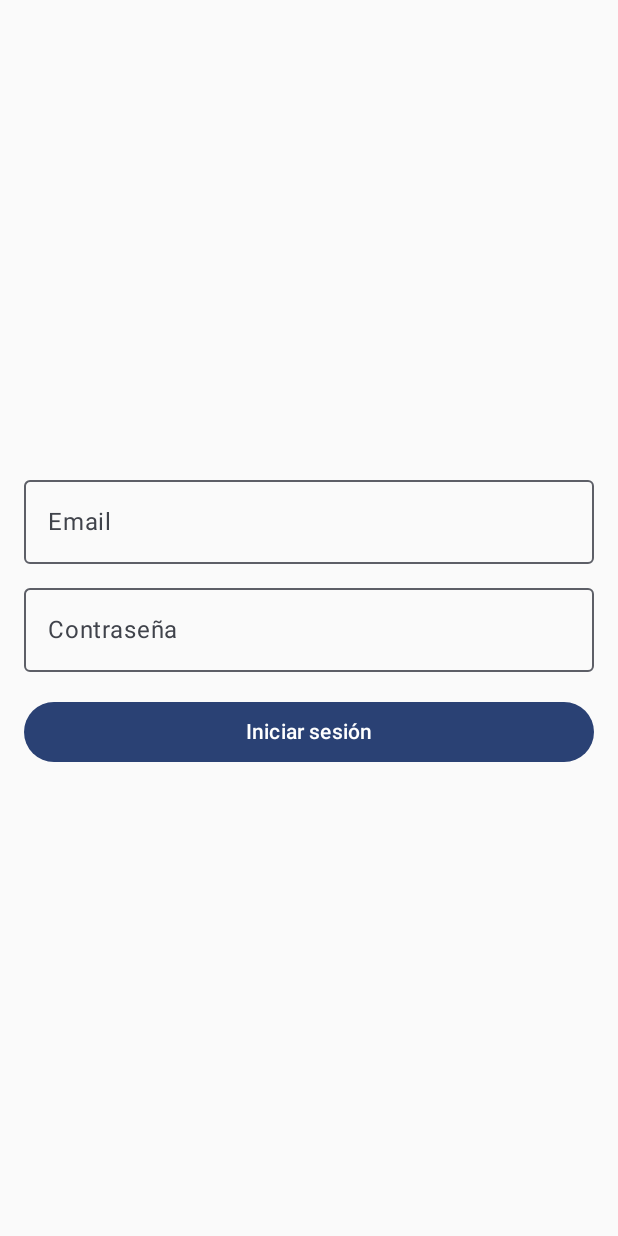
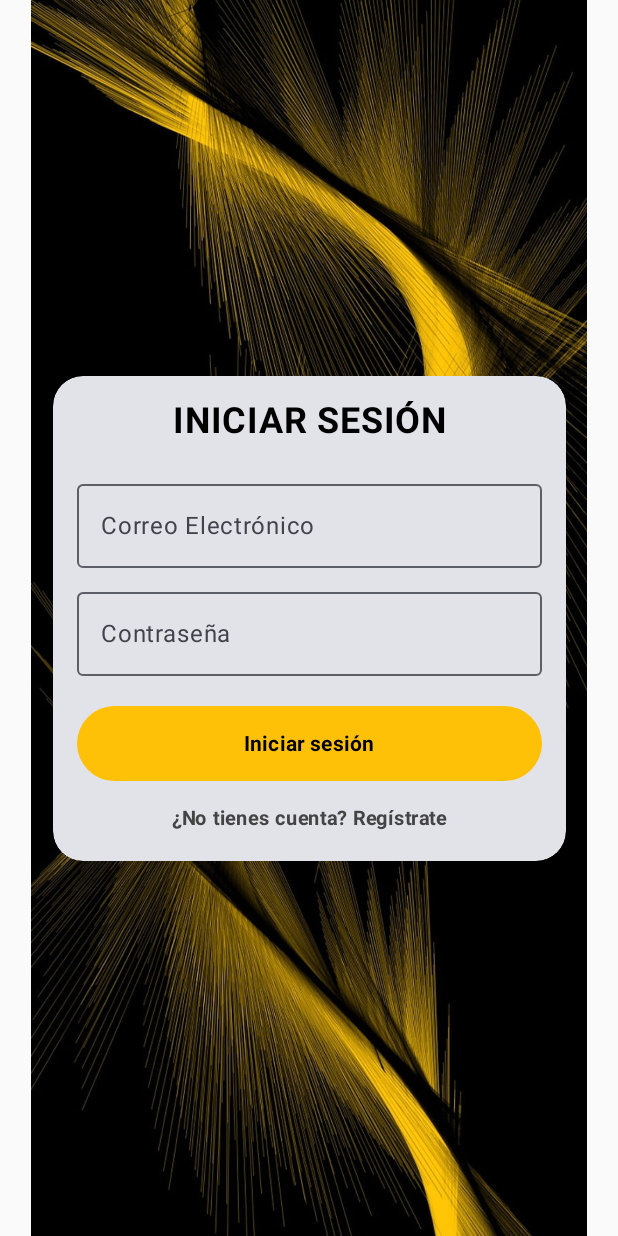
Before and after one commit to LaTruchaEspacial/TShirtShop, an Android app built with Jetpack Compose: the LoginActivity screen opened directly, with no data from a screen before it, on a phone screen of 412 x 824 dp. Run offline under Robolectric (Android 15) with nearby library versions, the phone set to English and light mode, and no system bars; our stand-ins replace Firebase (no records; nobody signed in at launch, a user with empty details on screens opened directly).

Commit message:
Estilos de la pagina de login demas de añadir boton para cambiar entre registro e inicio de sesion

```diff
--- a/app/src/main/java/crm/t_shirtshop/comun_screens/LoginActivity.kt
+++ b/app/src/main/java/crm/t_shirtshop/comun_screens/LoginActivity.kt
@@ -5,18 +5,29 @@ import android.os.Bundle
 import android.widget.Toast
 import androidx.activity.ComponentActivity
 import androidx.activity.compose.setContent
+import androidx.compose.foundation.Image
+import androidx.compose.foundation.clickable
 import androidx.compose.foundation.layout.*
-
+import androidx.compose.foundation.shape.RoundedCornerShape
 import androidx.compose.material3.Button
+import androidx.compose.material3.ButtonDefaults
 import androidx.compose.material3.OutlinedTextField
 import androidx.compose.material3.Text
 import androidx.compose.runtime.*
 import androidx.compose.ui.Alignment
 import androidx.compose.ui.Modifier
+import androidx.compose.ui.draw.clip
+import androidx.compose.ui.graphics.Color
+import androidx.compose.ui.res.painterResource
+import androidx.compose.ui.text.font.FontWeight
+import androidx.compose.ui.text.style.TextAlign
 import androidx.compose.ui.unit.dp
+import androidx.compose.ui.unit.sp
 import crm.t_shirtshop.auth.Auth
 import crm.t_shirtshop.client_screens.HomeActivity
 import crm.t_shirtshop.ui.theme.TShirtShopTheme
+import crm.t_shirtshop.R
+import crm.t_shirtshop.comun_screens.RegisterActivity
 
 class LoginActivity : ComponentActivity() {
 
@@ -36,6 +47,9 @@ class LoginActivity : ComponentActivity() {
                                 Toast.makeText(this, message ?: "Error al iniciar sesión", Toast.LENGTH_LONG).show()
                             }
                         }
+                    },
+                    onRegisterClick = {
+                        startActivity(Intent(this, RegisterActivity::class.java))
                     }
                 )
             }
@@ -44,36 +58,92 @@ class LoginActivity : ComponentActivity() {
 }
 
 @Composable
-fun LoginScreen(onLogin: (String, String) -> Unit) {
+fun LoginScreen(onLogin: (String, String) -> Unit, onRegisterClick: () -> Unit) {
     var email by remember { mutableStateOf("") }
     var password by remember { mutableStateOf("") }
 
+    // Imagen de fondo
+    Box(
+        modifier = Modifier
+            .fillMaxSize()
+    ) {
+        Image(
+            painter = painterResource(id = R.drawable.fondo4),
+            contentDescription = null,
+            modifier = Modifier.fillMaxSize()
+        )
+
+        // Tarjeta centrada con el formulario
+        Box(
+            modifier = Modifier
+                .fillMaxSize(),
+            contentAlignment = Alignment.Center
+        ) {
+            androidx.compose.material3.Card(
+                modifier = Modifier
+                    .padding(16.dp)
+                    .clip(RoundedCornerShape(20.dp))
+                    .fillMaxWidth(0.9f),
+                shape = RoundedCornerShape(20.dp),
+            ) {
                 Column(
                     modifier = Modifier
-            .fillMaxSize()
                         .padding(16.dp),
                     verticalArrangement = Arrangement.Center,
                     horizontalAlignment = Alignment.CenterHorizontally
                 ) {
+                    Text(
+                        text = "INICIAR SESIÓN",
+                        fontSize = 24.sp,
+                        fontWeight = FontWeight.Bold,
+                        color = Color.Black,
+                        textAlign = TextAlign.Center,
+                    )
+                    Spacer(modifier = Modifier.height(20.dp))
+
                     OutlinedTextField(
                         value = email,
                         onValueChange = { email = it },
-            label = { Text("Email") },
+                        label = { Text("Correo Electrónico") },
                         modifier = Modifier.fillMaxWidth()
                     )
                     Spacer(modifier = Modifier.height(8.dp))
+
                     OutlinedTextField(
                         value = password,
                         onValueChange = { password = it },
                         label = { Text("Contraseña") },
                         modifier = Modifier.fillMaxWidth()
                     )
-        Spacer(modifier = Modifier.height(16.dp))
+                    Spacer(modifier = Modifier.height(20.dp))
+
                     Button(
                         onClick = { onLogin(email, password) },
-            modifier = Modifier.fillMaxWidth()
+                        colors = ButtonDefaults.buttonColors(containerColor = Color(0xFFFFC107)),
+                        modifier = Modifier
+                            .fillMaxWidth()
+                            .height(50.dp)
+                            .clip(RoundedCornerShape(20.dp))
                     ) {
-            Text("Iniciar sesión")
+                        Text(
+                            text = "Iniciar sesión",
+                            color = Color.Black,
+                            fontWeight = FontWeight.Bold
+                        )
+                    }
+
+                    Spacer(modifier = Modifier.height(13.dp))
+
+                    // Texto para redirigir al registro
+                    Text(
+                        text = "¿No tienes cuenta? Regístrate",
+                        color = Color.DarkGray,
+                        fontSize = 13.sp,
+                        fontWeight = FontWeight.Bold,
+                        modifier = Modifier.clickable { onRegisterClick() }
+                    )
                 }
             }
         }
+    }
+}
--- a/app/src/main/java/crm/t_shirtshop/comun_screens/ProfileActivity.kt
+++ b/app/src/main/java/crm/t_shirtshop/comun_screens/ProfileActivity.kt
@@ -124,7 +124,7 @@ fun ProfileScreen(auth: Auth) {
                 modifier = Modifier
                     .fillMaxHeight()
                     .fillMaxWidth(0.5f)
-                    .background(Color.Yellow)
+                    .background(Color(0xFFFFC107))
                     .align(Alignment.TopStart)
                     .padding(top = 56.dp)
             ) {
--- a/app/src/main/java/crm/t_shirtshop/comun_screens/RegisterActivity.kt
+++ b/app/src/main/java/crm/t_shirtshop/comun_screens/RegisterActivity.kt
@@ -6,7 +6,7 @@ import android.widget.Toast
 import androidx.activity.ComponentActivity
 import androidx.activity.compose.setContent
 import androidx.compose.foundation.Image
-import androidx.compose.foundation.background
+import androidx.compose.foundation.clickable
 import androidx.compose.foundation.layout.*
 import androidx.compose.foundation.shape.RoundedCornerShape
 import androidx.compose.material3.Button
@@ -17,17 +17,17 @@ import androidx.compose.runtime.*
 import androidx.compose.ui.Alignment
 import androidx.compose.ui.Modifier
 import androidx.compose.ui.draw.clip
-import androidx.compose.ui.graphics.Brush
 import androidx.compose.ui.graphics.Color
 import androidx.compose.ui.res.painterResource
+import androidx.compose.ui.text.font.FontWeight
+import androidx.compose.ui.text.style.TextAlign
 import androidx.compose.ui.unit.dp
 import androidx.compose.ui.unit.sp
-import androidx.compose.ui.text.font.FontWeight
-import androidx.compose.ui.text.style.TextAlign
 import crm.t_shirtshop.auth.Auth
 import crm.t_shirtshop.client_screens.HomeActivity
 import crm.t_shirtshop.ui.theme.TShirtShopTheme
 import crm.t_shirtshop.R
+import crm.t_shirtshop.comun_screens.LoginActivity
 
 class RegisterActivity : ComponentActivity() {
 
@@ -47,20 +47,23 @@ class RegisterActivity : ComponentActivity() {
                                 Toast.makeText(this, message ?: "Error al registrarse", Toast.LENGTH_LONG).show()
                             }
                         }
+                    },
+                    onLoginClick = {
+                        startActivity(Intent(this, LoginActivity::class.java))
                     }
                 )
             }
         }
     }
 }
+
 @Composable
-fun RegisterScreen(onRegister: (String, String, String, String) -> Unit) {
+fun RegisterScreen(onRegister: (String, String, String, String) -> Unit, onLoginClick: () -> Unit) {
     var email by remember { mutableStateOf("") }
     var password by remember { mutableStateOf("") }
     var nombre by remember { mutableStateOf("") }
     var apellido by remember { mutableStateOf("") }
 
-    // Imagen de fondo
     Box(
         modifier = Modifier
             .fillMaxSize()
@@ -71,7 +74,6 @@ fun RegisterScreen(onRegister: (String, String, String, String) -> Unit) {
             modifier = Modifier.fillMaxSize()
         )
 
-        // Tarjeta centrada con el formulario
         Box(
             modifier = Modifier
                 .fillMaxSize(),
@@ -83,7 +85,6 @@ fun RegisterScreen(onRegister: (String, String, String, String) -> Unit) {
                     .clip(RoundedCornerShape(20.dp))
                     .fillMaxWidth(0.9f),
                 shape = RoundedCornerShape(20.dp),
-
             ) {
                 Column(
                     modifier = Modifier
@@ -104,8 +105,7 @@ fun RegisterScreen(onRegister: (String, String, String, String) -> Unit) {
                         value = nombre,
                         onValueChange = { nombre = it },
                         label = { Text("Nombre") },
-                        modifier = Modifier
-                            .fillMaxWidth()
+                        modifier = Modifier.fillMaxWidth()
                     )
                     Spacer(modifier = Modifier.height(8.dp))
 
@@ -113,8 +113,7 @@ fun RegisterScreen(onRegister: (String, String, String, String) -> Unit) {
                         value = apellido,
                         onValueChange = { apellido = it },
                         label = { Text("Apellido") },
-                        modifier = Modifier
-                            .fillMaxWidth()
+                        modifier = Modifier.fillMaxWidth()
                     )
                     Spacer(modifier = Modifier.height(8.dp))
 
@@ -122,9 +121,7 @@ fun RegisterScreen(onRegister: (String, String, String, String) -> Unit) {
                         value = email,
                         onValueChange = { email = it },
                         label = { Text("Correo Electrónico") },
-                        modifier = Modifier
-                            .fillMaxWidth()
-
+                        modifier = Modifier.fillMaxWidth()
                     )
                     Spacer(modifier = Modifier.height(8.dp))
 
@@ -132,11 +129,9 @@ fun RegisterScreen(onRegister: (String, String, String, String) -> Unit) {
                         value = password,
                         onValueChange = { password = it },
                         label = { Text("Contraseña") },
-                        modifier = Modifier
-                            .fillMaxWidth()
-
+                        modifier = Modifier.fillMaxWidth()
                     )
-                    Spacer(modifier = Modifier.height(16.dp))
+                    Spacer(modifier = Modifier.height(20.dp))
 
                     Button(
                         onClick = { onRegister(email, password, nombre, apellido) },
@@ -145,7 +140,6 @@ fun RegisterScreen(onRegister: (String, String, String, String) -> Unit) {
                             .fillMaxWidth()
                             .height(50.dp)
                             .clip(RoundedCornerShape(20.dp))
-
                     ) {
                         Text(
                             text = "Registrarse",
@@ -153,6 +147,16 @@ fun RegisterScreen(onRegister: (String, String, String, String) -> Unit) {
                             fontWeight = FontWeight.Bold
                         )
                     }
+
+                    Spacer(modifier = Modifier.height(13.dp))
+
+                    Text(
+                        text = "¿Tienes cuenta? Inicia sesión",
+                        color = Color.DarkGray,
+                        fontSize = 13.sp,
+                        fontWeight = FontWeight.Bold,
+                        modifier = Modifier.clickable { onLoginClick() }
+                    )
                 }
             }
         }
```
Lines whose indentation alone changed are shown as unchanged.
